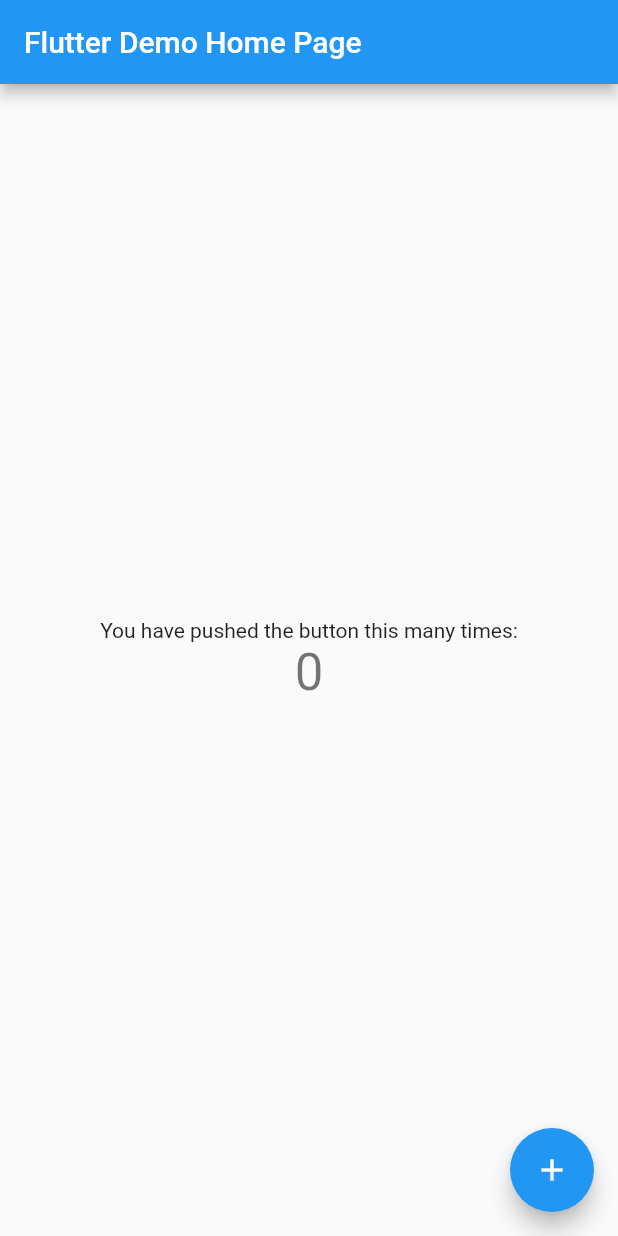
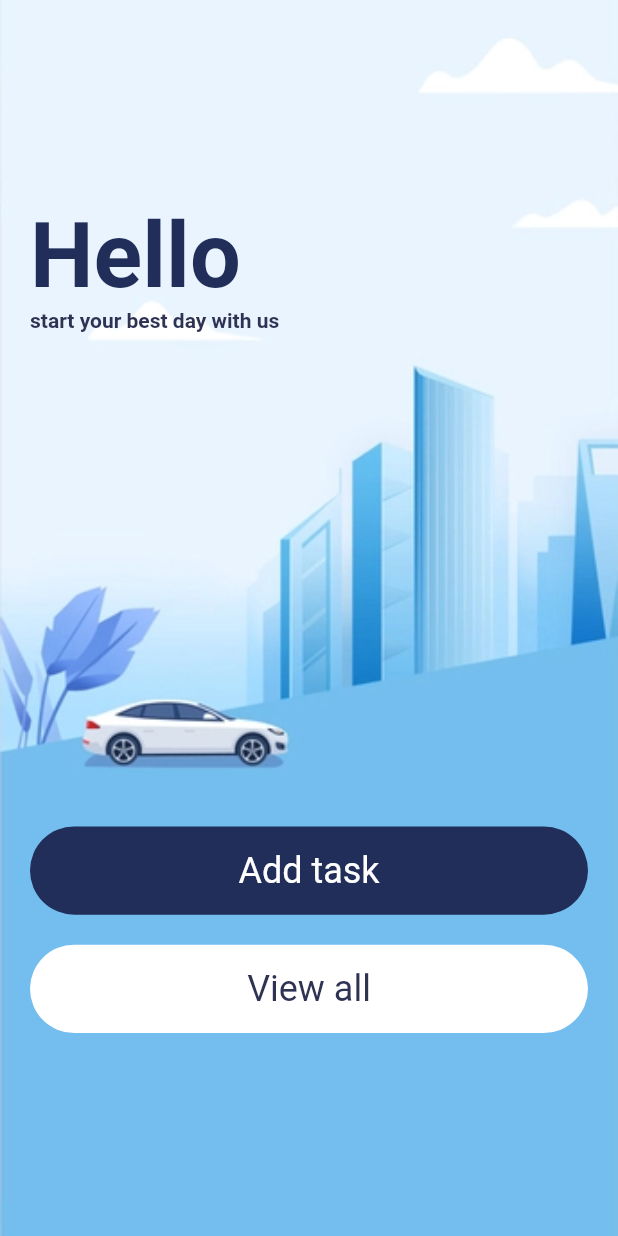
Before and after one commit to WahomeKezia/flutter_TaskApp, a Flutter app: the screen it shows after launch, on a phone screen of 412 x 824 dp. Run offline on Flutter 3.47's test engine with Material 2 defaults, Android fonts, the phone set to English and light mode, and no system bars.

Commit message:
updates commits

```diff
--- a/lib/main.dart
+++ b/lib/main.dart
@@ -1,4 +1,5 @@
 import 'package:flutter/material.dart';
+import 'package:flutter_golang_yt/screens/home_screen.dart';
 
 void main() {
   runApp(const MyApp());
@@ -11,105 +12,13 @@
   @override
   Widget build(BuildContext context) {
     return MaterialApp(
+      debugShowCheckedModeBanner:false ,
       title: 'Flutter Demo',
       theme: ThemeData(
-        // This is the theme of your application.
-        //
-        // Try running your application with "flutter run". You'll see the
-        // application has a blue toolbar. Then, without quitting the app, try
-        // changing the primarySwatch below to Colors.green and then invoke
-        // "hot reload" (press "r" in the console where you ran "flutter run",
-        // or simply save your changes to "hot reload" in a Flutter IDE).
-        // Notice that the counter didn't reset back to zero; the application
-        // is not restarted.
+
         primarySwatch: Colors.blue,
       ),
-      home: const MyHomePage(title: 'Flutter Demo Home Page'),
+      home: const HomeScreenState(),
     );
   }
 }
-
-class MyHomePage extends StatefulWidget {
-  const MyHomePage({Key? key, required this.title}) : super(key: key);
-
-  // This widget is the home page of your application. It is stateful, meaning
-  // that it has a State object (defined below) that contains fields that affect
-  // how it looks.
-
-  // This class is the configuration for the state. It holds the values (in this
-  // case the title) provided by the parent (in this case the App widget) and
-  // used by the build method of the State. Fields in a Widget subclass are
-  // always marked "final".
-
-  final String title;
-
-  @override
-  State<MyHomePage> createState() => _MyHomePageState();
-}
-
-class _MyHomePageState extends State<MyHomePage> {
-  int _counter = 0;
-
-  void _incrementCounter() {
-    setState(() {
-      // This call to setState tells the Flutter framework that something has
-      // changed in this State, which causes it to rerun the build method below
-      // so that the display can reflect the updated values. If we changed
-      // _counter without calling setState(), then the build method would not be
-      // called again, and so nothing would appear to happen.
-      _counter++;
-    });
-  }
-
-  @override
-  Widget build(BuildContext context) {
-    // This method is rerun every time setState is called, for instance as done
-    // by the _incrementCounter method above.
-    //
-    // The Flutter framework has been optimized to make rerunning build methods
-    // fast, so that you can just rebuild anything that needs updating rather
-    // than having to individually change instances of widgets.
-    return Scaffold(
-      appBar: AppBar(
-        // Here we take the value from the MyHomePage object that was created by
-        // the App.build method, and use it to set our appbar title.
-        title: Text(widget.title),
-      ),
-      body: Center(
-        // Center is a layout widget. It takes a single child and positions it
-        // in the middle of the parent.
-        child: Column(
-          // Column is also a layout widget. It takes a list of children and
-          // arranges them vertically. By default, it sizes itself to fit its
-          // children horizontally, and tries to be as tall as its parent.
-          //
-          // Invoke "debug painting" (press "p" in the console, choose the
-          // "Toggle Debug Paint" action from the Flutter Inspector in Android
-          // Studio, or the "Toggle Debug Paint" command in Visual Studio Code)
-          // to see the wireframe for each widget.
-          //
-          // Column has various properties to control how it sizes itself and
-          // how it positions its children. Here we use mainAxisAlignment to
-          // center the children vertically; the main axis here is the vertical
-          // axis because Columns are vertical (the cross axis would be
-          // horizontal).
-          mainAxisAlignment: MainAxisAlignment.center,
-          children: <Widget>[
-            const Text(
-              'You have pushed the button this many times:',
-            ),
-            Text(
-              '$_counter',
-              style: Theme.of(context).textTheme.headline4,
-            ),
-          ],
-        ),
-      ),
-      floatingActionButton: FloatingActionButton(
-        onPressed: _incrementCounter,
-        tooltip: 'Increment',
-        child: const Icon(Icons.add),
-      ), // This trailing comma makes auto-formatting nicer for build methods.
-    );
-  }
-}
--- /dev/null
+++ b/lib/screens/add_task.dart
@@ -0,0 +1,12 @@
+import 'package:flutter/src/foundation/key.dart';
+import 'package:flutter/src/widgets/framework.dart';
+import 'package:flutter/src/widgets/placeholder.dart';
+
+class MyWidget extends StatelessWidget {
+  const MyWidget({Key? key}) : super(key: key);
+
+  @override
+  Widget build(BuildContext context) {
+    return const Placeholder();
+  }
+}
--- /dev/null
+++ b/lib/screens/home_screen.dart
@@ -0,0 +1,69 @@
+import 'package:flutter/material.dart';
+import 'package:flutter/src/foundation/key.dart';
+import 'package:flutter/src/widgets/framework.dart';
+import 'package:flutter/src/widgets/placeholder.dart';
+import 'package:flutter_golang_yt/utils/app_colors.dart';
+import 'package:flutter_golang_yt/widgets/button_widget.dart';
+
+class HomeScreenState extends StatefulWidget {
+  const HomeScreenState({Key? key}) : super(key: key);
+
+  @override
+  State<HomeScreenState> createState() => _HomeScreenStateState();
+}
+
+class _HomeScreenStateState extends State<HomeScreenState> {
+  @override
+  Widget build(BuildContext context) {
+    return Scaffold(
+      body: Container(
+        width: double.maxFinite,
+        height: double.maxFinite,
+        padding:const EdgeInsets.only(left: 20 , right: 20) ,
+        child: Column(
+          mainAxisAlignment: MainAxisAlignment.center,
+          crossAxisAlignment: CrossAxisAlignment.start,
+          children: [
+            RichText(
+              text: TextSpan(
+                text: "Hello",
+                style: TextStyle(
+                  fontSize: 60,
+                  fontWeight: FontWeight.bold,
+                  color: AppColors.mainColor
+                ),
+            children: [
+              TextSpan(
+                text: "\nstart your best day with us",
+                style: TextStyle(
+                  fontSize: 14,
+
+                  color: AppColors.smallTextColor,
+                )
+              )
+            ]
+              )
+            ),
+            SizedBox(height: MediaQuery.of(context).size.height/2.5,),
+
+            ButtonWidget(backgroundcolor: AppColors.mainColor,
+            text: "Add task",
+            textColor: Colors.white),
+            SizedBox(height: 20,),
+            ButtonWidget(backgroundcolor: Colors.white,
+            text: "View all",
+            textColor: AppColors.smallTextColor),
+
+        ]),
+        decoration:const BoxDecoration(
+        image: DecorationImage(
+          image: AssetImage("assets/welcome.jpg"),
+          fit: BoxFit.cover,
+        ),
+
+      )
+
+    )
+    );
+  }
+}
--- /dev/null
+++ b/lib/widgets/button_widget.dart
@@ -0,0 +1,34 @@
+import 'package:flutter/material.dart';
+import 'package:flutter/src/foundation/key.dart';
+import 'package:flutter/src/widgets/framework.dart';
+import 'package:flutter/src/widgets/placeholder.dart';
+
+class ButtonWidget extends StatelessWidget {
+  final Color backgroundcolor;
+  final String text;
+  final Color textColor;
+
+  const ButtonWidget({Key? key,
+   required this.backgroundcolor ,
+   required this.text ,
+   required this.textColor}) : super(key: key);
+
+  @override
+  Widget build(BuildContext context) {
+    return  Container(
+      width: double.maxFinite,
+      height: MediaQuery.of(context).size.height/14,
+      decoration: BoxDecoration(
+        color: backgroundcolor,
+        borderRadius: BorderRadius.circular(40)
+      ),
+      child:Center(
+      child:Text(text , style: TextStyle(
+        color: textColor,
+        fontSize: 24,
+      )
+      )
+      ),
+    );
+  }
+}
--- a/pubspec.yaml
+++ b/pubspec.yaml
@@ -58,9 +58,9 @@
   uses-material-design: true
 
   # To add assets to your application, add an assets section, like this:
-  # assets:
-  #   - images/a_dot_burr.jpeg
-  #   - images/a_dot_ham.jpeg
+  assets:
+    - assets/
+    # - images/a_dot_ham.jpeg
 
   # An image asset can refer to one or more resolution-specific "variants", see
   # https://flutter.dev/assets-and-images/#resolution-aware.
```
Also changed, not shown: lib/utils/app_colors.dart (renamed from lib/colors/app_colors.dart), pubspec.lock, 3 other files.
